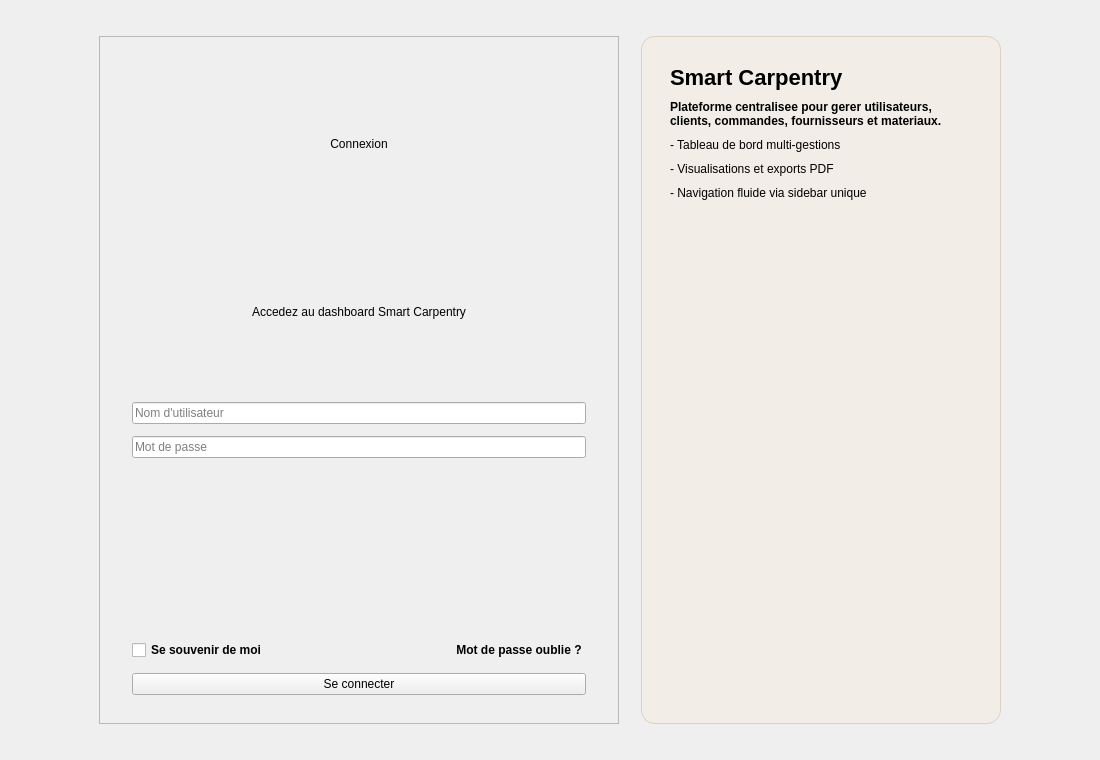
Old version of the form pages/loginpageform.ui in the repository YoussefKh200/carpentry.
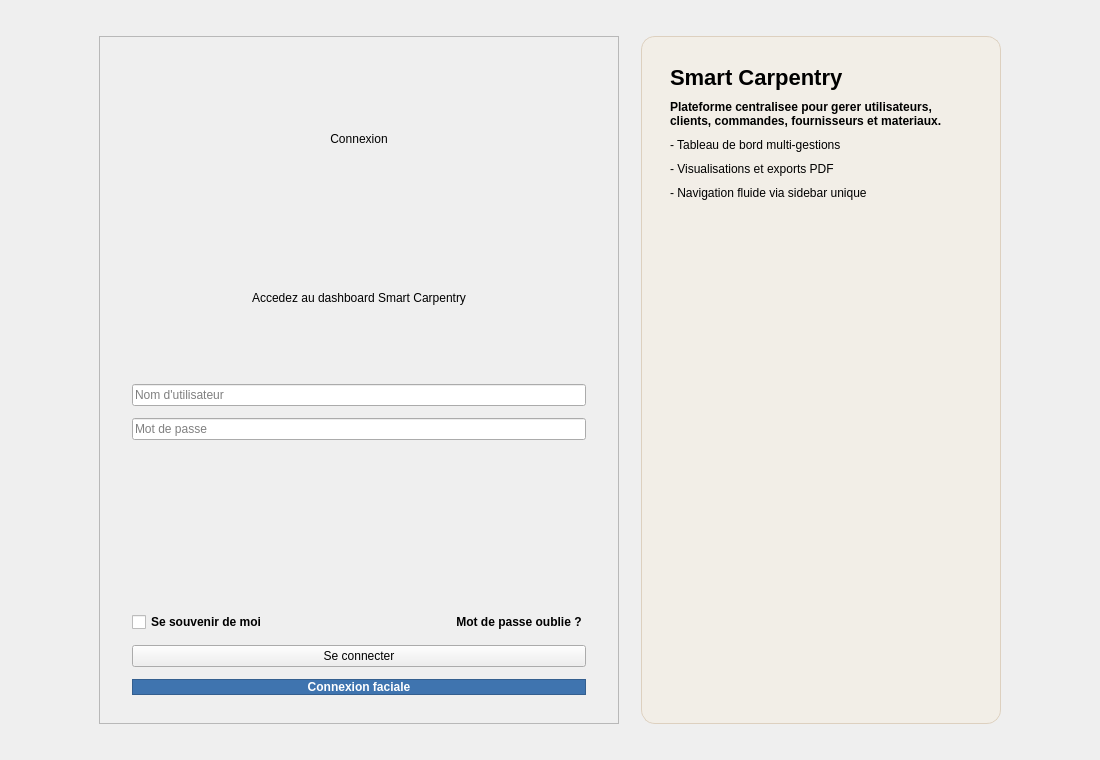
New version of the form.

Commit message: face reco & mailing

Patch:
```diff
--- a/pages/loginpageform.ui
+++ b/pages/loginpageform.ui
@@ -166,6 +166,16 @@
         </property>
        </widget>
       </item>
+      <item>
+       <widget class="QPushButton" name="faceLoginBtn">
+        <property name="styleSheet">
+         <string notr="true">background:#3f74af; color:#ffffff; border:1px solid #345f8f; border-radius:11px; font-weight:800;</string>
+        </property>
+        <property name="text">
+         <string>Connexion faciale</string>
+        </property>
+       </widget>
+      </item>
      </layout>
     </widget>
    </item>
```
The commit also changes 38 other files.
